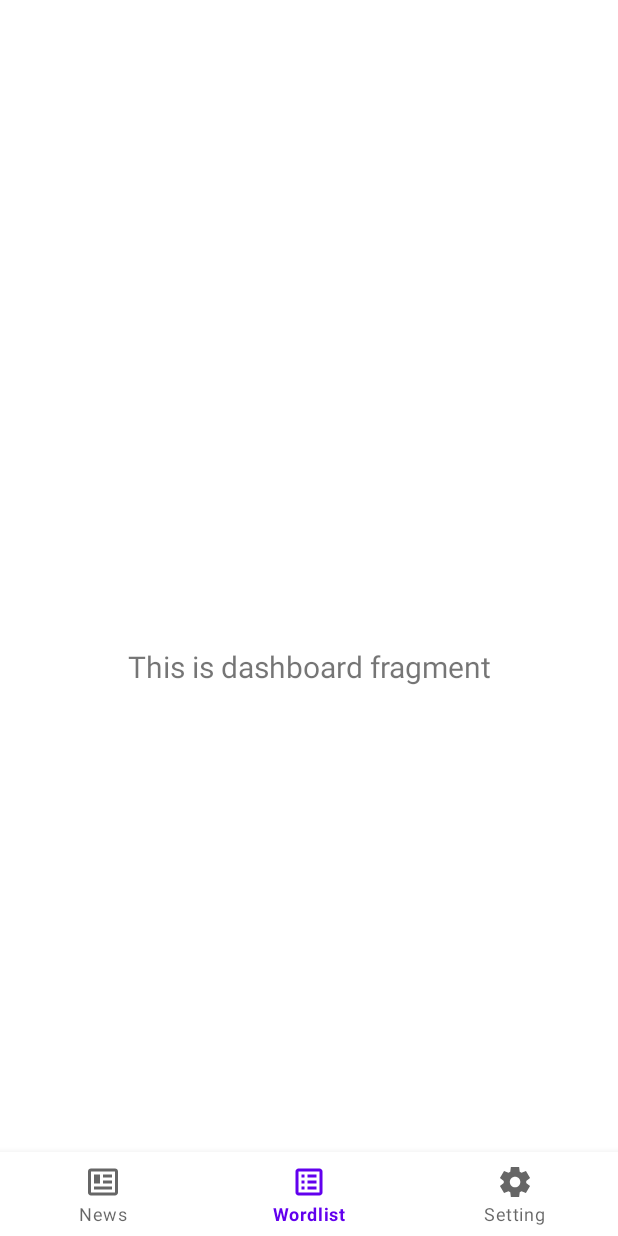
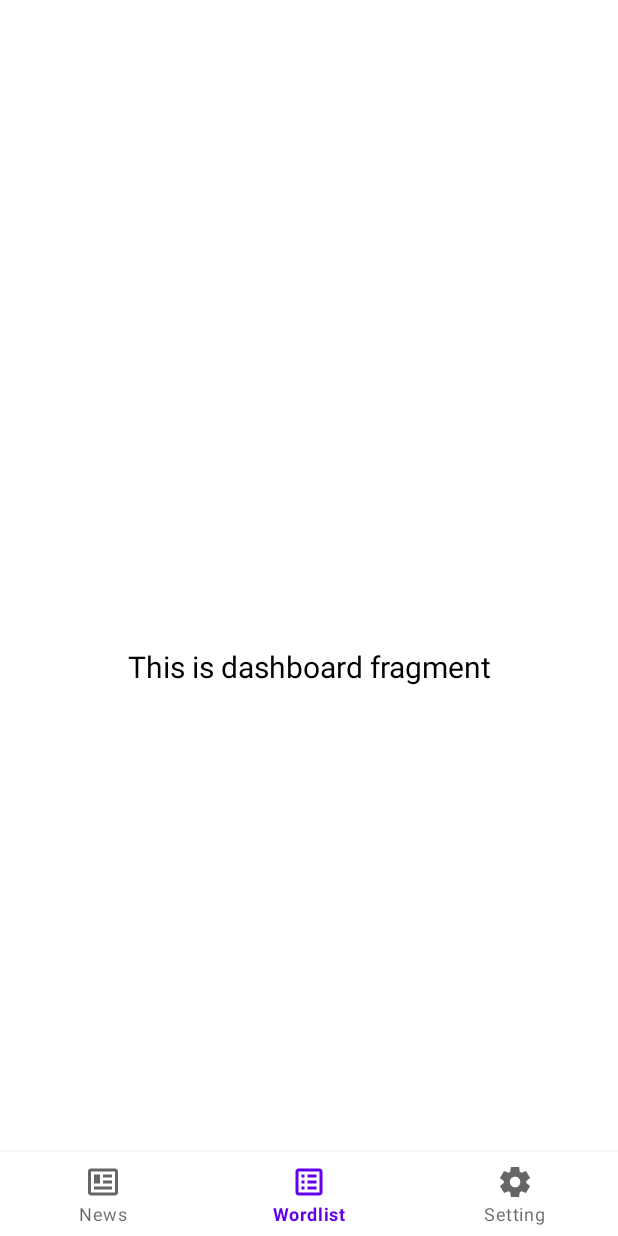
Before and after one commit to MoPrgrm/Front-, an Android app: the NewsFragment screen opened directly, with no data from a screen before it, item 2 of the bottom bar chosen, on a phone screen of 412 x 824 dp. Run offline under Robolectric (Android 15) with nearby library versions, the phone set to English and light mode, and no system bars; our stand-ins replace navigation-ui; 2 statements that could not run were skipped.

Commit message:
#feat : add color gray and change default textcolor

```diff
--- a/app/src/main/res/values/colors.xml
+++ b/app/src/main/res/values/colors.xml
@@ -7,4 +7,5 @@
     <color name="teal_700">#FF018786</color>
     <color name="black">#FF000000</color>
     <color name="white">#FFFFFFFF</color>
+    <color name="gray">#D7D7D7</color>
 </resources>
--- a/app/src/main/res/values/themes.xml
+++ b/app/src/main/res/values/themes.xml
@@ -12,5 +12,6 @@
         <!-- Status bar color. -->
         <item name="android:statusBarColor">?attr/colorPrimaryVariant</item>
         <!-- Customize your theme here. -->
+        <item name="android:textColor">@color/black</item>
     </style>
 </resources>
```
